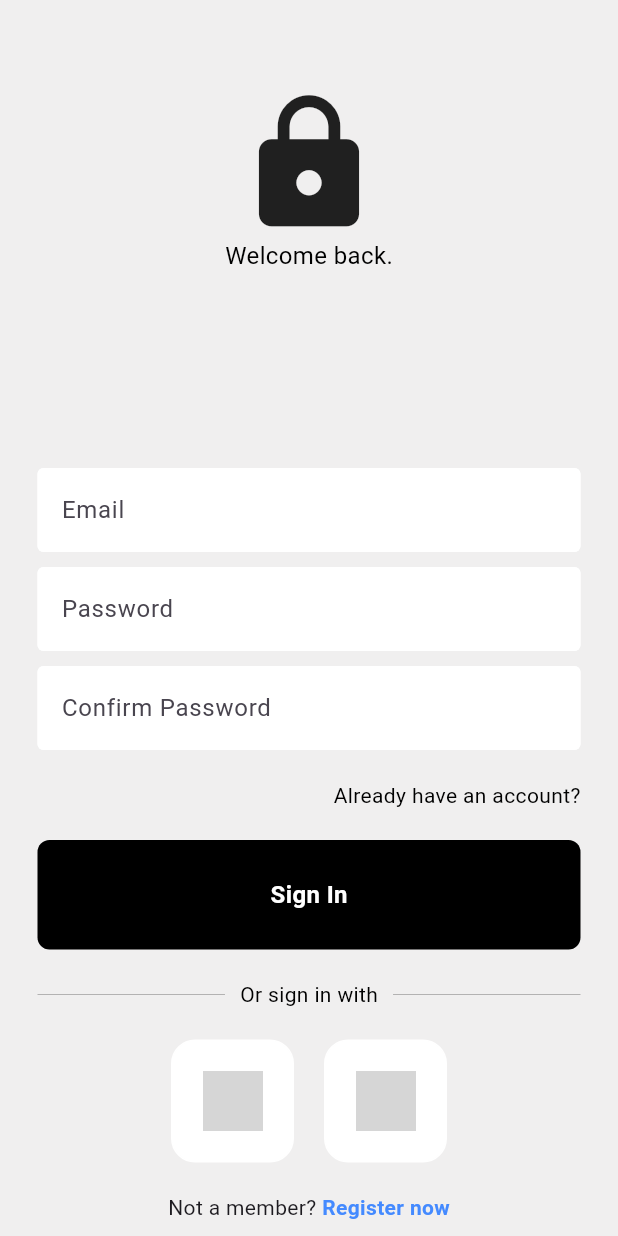
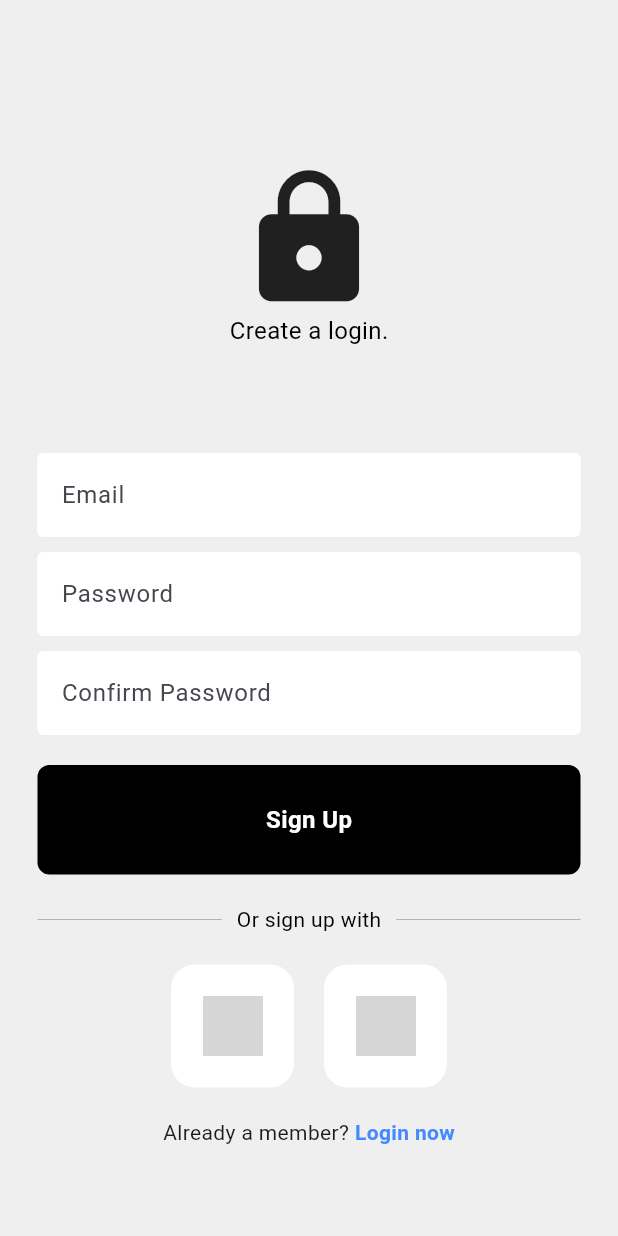
Before and after one commit to MatthewAuffarth/MatthewAuffarth, a Flutter app: the screen it shows after launch, after a tap on "Register now", on a phone screen of 412 x 824 dp. Run offline on Flutter 3.47's test engine with Material 3 defaults, Android fonts, the phone set to English and light mode, and no system bars; our stand-ins replace firebase_auth, firebase_core; accounts and stored records are empty; network calls fail; grey boxes are pictures that could not be loaded.

Commit message:
working login and register/email only

```diff
--- a/lib/components/button.dart
+++ b/lib/components/button.dart
@@ -4,9 +4,12 @@ import 'package:flutter/material.dart';
 class MyButton extends StatelessWidget {
 
 final Function()? onTap;
+final String text;
+
 const MyButton({
     super.key,
-    required this.onTap
+    required this.onTap,
+    required this.text
   });
 
   @override
@@ -20,9 +23,10 @@ const MyButton({
             color: Colors.black,
             borderRadius: BorderRadius.circular(8),
           ),
-          child: const Center(
-            child: Text("Sign In",
-            style: TextStyle(
+          child:  Center(
+            child: Text(
+            text,
+            style: const TextStyle(
               color: Colors.white,
               fontWeight: FontWeight.bold,
               fontSize: 16,
--- a/lib/pages/login/login_page.dart
+++ b/lib/pages/login/login_page.dart
@@ -5,7 +5,6 @@ import 'package:app1/components/button.dart';
 
 import 'package:flutter/material.dart';
 import 'package:firebase_auth/firebase_auth.dart';
-import 'package:flutter/widgets.dart';
 
 class LoginPage extends StatefulWidget {
   final Function()? onTap;
@@ -23,11 +22,11 @@ class _LoginPageState extends State<LoginPage> {
 final emailController = TextEditingController();
 final passwordController = TextEditingController();
 
-void invalidCredentialsMessage() {
+void showErrorMessage(String error) {
   showDialog(context: context,
     builder: (context) {
-      return const AlertDialog(
-        title: Text('Please enter valid credentials'),
+      return  AlertDialog(
+        title: Text(error),
       );
     },
   );
@@ -59,7 +58,7 @@ void signUserIn() async {
   on FirebaseAuthException {
      //pop loading circle
      Navigator.pop(context);
-     invalidCredentialsMessage();
+     showErrorMessage("Please enter valid credentials");
   }
 } //sign user in, end
 
@@ -120,7 +119,9 @@ void signUserIn() async {
             const SizedBox(height: 20),
 
             //sign in button
-            MyButton(onTap: signUserIn,),
+            MyButton(
+              text: "Sign in",
+              onTap: signUserIn,),
 
             const SizedBox(height: 20),
 
@@ -189,9 +190,6 @@ void signUserIn() async {
 
             ),
 
-
-
-
               ], // end login page children widgets
             ),
           )
--- a/lib/pages/login/register_page.dart
+++ b/lib/pages/login/register_page.dart
@@ -18,15 +18,17 @@ class RegisterPage extends StatefulWidget {
 }
 
 class _RegisterPageState extends State<RegisterPage> {
+
 //text editing controllers
 final emailController = TextEditingController();
 final passwordController = TextEditingController();
+final confirmPasswordController = TextEditingController();
 
-void invalidCredentialsMessage() {
+void showErrorMessage(String error) {
   showDialog(context: context,
     builder: (context) {
-      return const AlertDialog(
-        title: Text('Please enter valid credentials'),
+      return AlertDialog(
+        title: Text(error),
       );
     },
   );
@@ -47,18 +49,30 @@ void signUserUp() async {
 
   //try creating the user
   try {
-    await FirebaseAuth.instance.signInWithEmailAndPassword(
-    email: emailController.text,
-    password: passwordController.text);
-    //pop loading circle
-    Navigator.pop(context);
+    if(passwordController.text == confirmPasswordController.text)
+    {
+      await FirebaseAuth.instance.createUserWithEmailAndPassword(
+      email: emailController.text,
+      password: passwordController.text);
+    // pop loading circle
+       Navigator.pop(context);
+    }
+    else
+    {
+      Navigator.pop(context);
+      //  error message passwords dont match
+      showErrorMessage("Passwords don't match");
+    }
+
+
+
   }
 
 
   on FirebaseAuthException {
      //pop loading circle
      Navigator.pop(context);
-     invalidCredentialsMessage();
+
   }
 } //sign user in, end
 
@@ -76,16 +90,16 @@ void signUserUp() async {
               //logo
               const Icon(Icons.lock,size: 100,),
 
-              //welcome
+              //welcome text
               const Text(
-                'Welcome back.',
+                'Create a login.',
                 style: TextStyle(
                   color: Colors.black,
                   fontSize: 16
                 )
               ),
 
-              const SizedBox(height: 130),
+              const SizedBox(height: 70),
 
               //username textfield
               MyTextField(
@@ -107,35 +121,24 @@ void signUserUp() async {
 
               //confirm password
               MyTextField(
-                controller: passwordController,
+                controller: confirmPasswordController,
                 hintText: 'Confirm Password',
                 obscureText: true
               ),
 
+              //forgot password?
 
-
-
-              const SizedBox(height: 20),
-              //forgot password?
-              const Padding(padding: EdgeInsets.symmetric(horizontal: 25.0),
-              child: Row(
-                mainAxisAlignment: MainAxisAlignment.end,
-                children: [
-                  Text('Already have an account?',
-                  style: TextStyle(color: Colors.black),
-                  ),
-                ] ,
-              ),
-            ),
 
             const SizedBox(height: 20),
 
-            //sign in button
-            MyButton(onTap: signUserUp,),
+            //sign up button
+            MyButton(
+              text:"Sign Up",
+              onTap: signUserUp,),
 
             const SizedBox(height: 20),
 
-            //or sign in with
+            //or sign up with
             const Padding(
               padding: EdgeInsets.symmetric(horizontal: 25.0),
               child: Row(
@@ -149,7 +152,7 @@ void signUserUp() async {
                   Padding(
                     padding: EdgeInsets.symmetric(horizontal:10.0),
                     child: Text(
-                      'Or sign in with',
+                      'Or sign up with',
                       style: TextStyle(color: Colors.black)
                     ),
                   ),
@@ -183,12 +186,12 @@ void signUserUp() async {
             Row(
               mainAxisAlignment: MainAxisAlignment.center,
               children: [
-                const Text('Not a member? '),
+                const Text('Already a member? '),
 
                 GestureDetector(
                   onTap: widget.onTap,
                   child: const Text(
-                    'Register now',
+                    'Login now',
                     style: TextStyle(color: Colors.blueAccent,
                     fontWeight: FontWeight.bold,
                     ),
```
